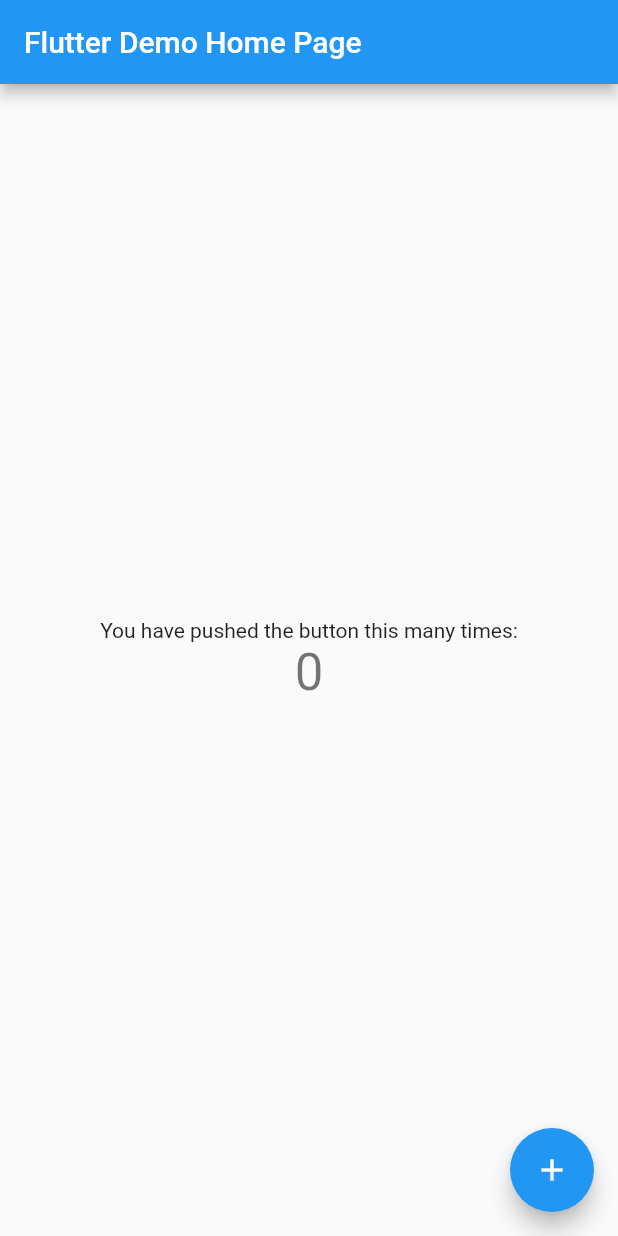
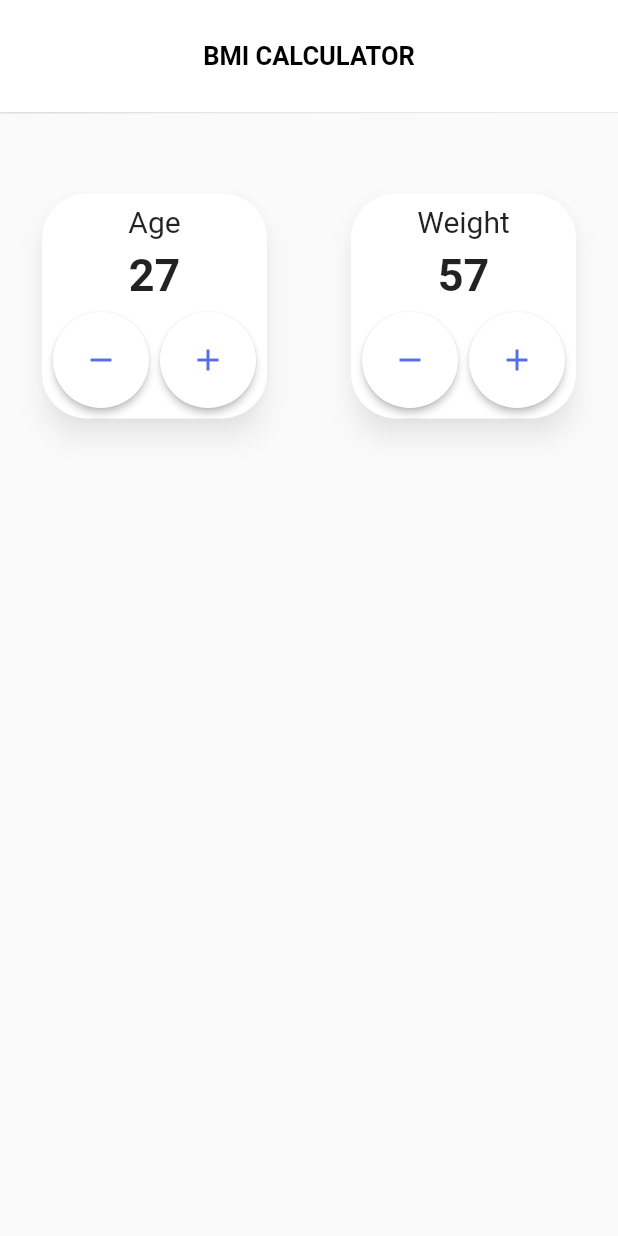
Before and after one commit to vivekkj123/bmi-app, a Flutter app: the screen it shows after launch, on a phone screen of 412 x 824 dp. Run offline on Flutter 3.47's test engine with Material 2 defaults, Android fonts, the phone set to English and light mode, and no system bars.

Commit message:
Home Page: create appbar, age selector, weight selector

```diff
--- a/lib/main.dart
+++ b/lib/main.dart
@@ -1,3 +1,4 @@
+import 'package:bmi_app/screens/home_screen/home_screen.dart';
 import 'package:flutter/material.dart';
 
 void main() {
@@ -10,106 +11,10 @@ class MyApp extends StatelessWidget {
   // This widget is the root of your application.
   @override
   Widget build(BuildContext context) {
-    return MaterialApp(
+    return const MaterialApp(
+      debugShowCheckedModeBanner: false,
       title: 'Flutter Demo',
-      theme: ThemeData(
-        // This is the theme of your application.
-        //
-        // Try running your application with "flutter run". You'll see the
-        // application has a blue toolbar. Then, without quitting the app, try
-        // changing the primarySwatch below to Colors.green and then invoke
-        // "hot reload" (press "r" in the console where you ran "flutter run",
-        // or simply save your changes to "hot reload" in a Flutter IDE).
-        // Notice that the counter didn't reset back to zero; the application
-        // is not restarted.
-        primarySwatch: Colors.blue,
-      ),
-      home: const MyHomePage(title: 'Flutter Demo Home Page'),
+      home: HomeScreen(),
     );
   }
 }
-
-class MyHomePage extends StatefulWidget {
-  const MyHomePage({Key? key, required this.title}) : super(key: key);
-
-  // This widget is the home page of your application. It is stateful, meaning
-  // that it has a State object (defined below) that contains fields that affect
-  // how it looks.
-
-  // This class is the configuration for the state. It holds the values (in this
-  // case the title) provided by the parent (in this case the App widget) and
-  // used by the build method of the State. Fields in a Widget subclass are
-  // always marked "final".
-
-  final String title;
-
-  @override
-  State<MyHomePage> createState() => _MyHomePageState();
-}
-
-class _MyHomePageState extends State<MyHomePage> {
-  int _counter = 0;
-
-  void _incrementCounter() {
-    setState(() {
-      // This call to setState tells the Flutter framework that something has
-      // changed in this State, which causes it to rerun the build method below
-      // so that the display can reflect the updated values. If we changed
-      // _counter without calling setState(), then the build method would not be
-      // called again, and so nothing would appear to happen.
-      _counter++;
-    });
-  }
-
-  @override
-  Widget build(BuildContext context) {
-    // This method is rerun every time setState is called, for instance as done
-    // by the _incrementCounter method above.
-    //
-    // The Flutter framework has been optimized to make rerunning build methods
-    // fast, so that you can just rebuild anything that needs updating rather
-    // than having to individually change instances of widgets.
-    return Scaffold(
-      appBar: AppBar(
-        // Here we take the value from the MyHomePage object that was created by
-        // the App.build method, and use it to set our appbar title.
-        title: Text(widget.title),
-      ),
-      body: Center(
-        // Center is a layout widget. It takes a single child and positions it
-        // in the middle of the parent.
-        child: Column(
-          // Column is also a layout widget. It takes a list of children and
-          // arranges them vertically. By default, it sizes itself to fit its
-          // children horizontally, and tries to be as tall as its parent.
-          //
-          // Invoke "debug painting" (press "p" in the console, choose the
-          // "Toggle Debug Paint" action from the Flutter Inspector in Android
-          // Studio, or the "Toggle Debug Paint" command in Visual Studio Code)
-          // to see the wireframe for each widget.
-          //
-          // Column has various properties to control how it sizes itself and
-          // how it positions its children. Here we use mainAxisAlignment to
-          // center the children vertically; the main axis here is the vertical
-          // axis because Columns are vertical (the cross axis would be
-          // horizontal).
-          mainAxisAlignment: MainAxisAlignment.center,
-          children: <Widget>[
-            const Text(
-              'You have pushed the button this many times:',
-            ),
-            Text(
-              '$_counter',
-              style: Theme.of(context).textTheme.headline4,
-            ),
-          ],
-        ),
-      ),
-      floatingActionButton: FloatingActionButton(
-        onPressed: _incrementCounter,
-        tooltip: 'Increment',
-        child: const Icon(Icons.add),
-      ), // This trailing comma makes auto-formatting nicer for build methods.
-    );
-  }
-}
--- /dev/null
+++ b/lib/screens/home_screen/home_screen.dart
@@ -0,0 +1,34 @@
+import 'package:bmi_app/screens/home_screen/widgets/age_selector.dart';
+import 'package:bmi_app/screens/home_screen/widgets/weight_selector.dart';
+import 'package:flutter/material.dart';
+
+class HomeScreen extends StatelessWidget {
+  const HomeScreen({Key? key}) : super(key: key);
+
+  @override
+  Widget build(BuildContext context) {
+    return Scaffold(
+      appBar: AppBar(
+        title: const Text("BMI CALCULATOR"),
+        titleTextStyle: const TextStyle(
+          color: Colors.black,
+          fontWeight: FontWeight.bold,
+          fontSize: 17,
+        ),
+        backgroundColor: const Color(0Xffffffff),
+        elevation: 0.3,
+        centerTitle: true,
+        toolbarHeight: 75,
+      ),
+      body: Column(
+        children: [
+          const SizedBox(height: 50),
+          Row(
+            mainAxisAlignment: MainAxisAlignment.spaceAround,
+            children: const [AgeSelector(), WeightSelector()],
+          )
+        ],
+      ),
+    );
+  }
+}
--- /dev/null
+++ b/lib/screens/home_screen/widgets/age_selector.dart
@@ -0,0 +1,56 @@
+import 'package:flutter/material.dart';
+
+class AgeSelector extends StatelessWidget {
+  const AgeSelector({Key? key}) : super(key: key);
+
+  @override
+  Widget build(BuildContext context) {
+    return Card(
+      elevation: 7,
+      shape: RoundedRectangleBorder(
+        borderRadius: BorderRadius.circular(30.0),
+      ),
+      shadowColor: Colors.black38,
+      child: SizedBox(
+        height: 150,
+        width: 150,
+        child: Column(
+          mainAxisAlignment: MainAxisAlignment.spaceEvenly,
+          children: [
+            const Text(
+              "Age",
+              style: TextStyle(fontSize: 20),
+            ),
+            const Text(
+              "27",
+              style: TextStyle(fontSize: 30, fontWeight: FontWeight.bold),
+            ),
+            Row(
+              mainAxisAlignment: MainAxisAlignment.spaceEvenly,
+              children: [
+                ElevatedButton(
+                  onPressed: () {},
+                  child: const Icon(Icons.remove),
+                  style: ElevatedButton.styleFrom(
+                      shape: const CircleBorder(),
+                      padding: const EdgeInsets.all(20),
+                      primary: Colors.white,
+                      onPrimary: const Color(0xff566ee7)),
+                ),
+                ElevatedButton(
+                  onPressed: () {},
+                  child: const Icon(Icons.add),
+                  style: ElevatedButton.styleFrom(
+                      shape: const CircleBorder(),
+                      padding: const EdgeInsets.all(20),
+                      primary: Colors.white,
+                      onPrimary: const Color(0xff566ee7)),
+                ),
+              ],
+            )
+          ],
+        ),
+      ),
+    );
+  }
+}
--- /dev/null
+++ b/lib/screens/home_screen/widgets/weight_selector.dart
@@ -0,0 +1,56 @@
+import 'package:flutter/material.dart';
+
+class WeightSelector extends StatelessWidget {
+  const WeightSelector({Key? key}) : super(key: key);
+
+  @override
+  Widget build(BuildContext context) {
+    return Card(
+      elevation: 7,
+      shape: RoundedRectangleBorder(
+        borderRadius: BorderRadius.circular(30.0),
+      ),
+      shadowColor: Colors.black38,
+      child: SizedBox(
+        height: 150,
+        width: 150,
+        child: Column(
+          mainAxisAlignment: MainAxisAlignment.spaceEvenly,
+          children: [
+            const Text(
+              "Weight",
+              style: TextStyle(fontSize: 20),
+            ),
+            const Text(
+              "57",
+              style: TextStyle(fontSize: 30, fontWeight: FontWeight.bold),
+            ),
+            Row(
+              mainAxisAlignment: MainAxisAlignment.spaceEvenly,
+              children: [
+                ElevatedButton(
+                  onPressed: () {},
+                  child: const Icon(Icons.remove),
+                  style: ElevatedButton.styleFrom(
+                      shape: const CircleBorder(),
+                      padding: const EdgeInsets.all(20),
+                      primary: Colors.white,
+                      onPrimary: const Color(0xff566ee7)),
+                ),
+                ElevatedButton(
+                  onPressed: () {},
+                  child: const Icon(Icons.add),
+                  style: ElevatedButton.styleFrom(
+                      shape: const CircleBorder(),
+                      padding: const EdgeInsets.all(20),
+                      primary: Colors.white,
+                      onPrimary: const Color(0xff566ee7)),
+                ),
+              ],
+            )
+          ],
+        ),
+      ),
+    );
+  }
+}
```
